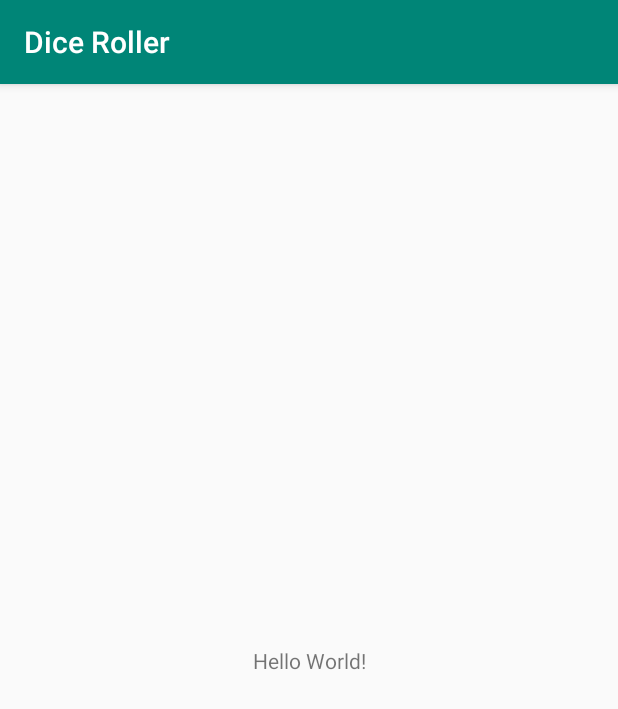
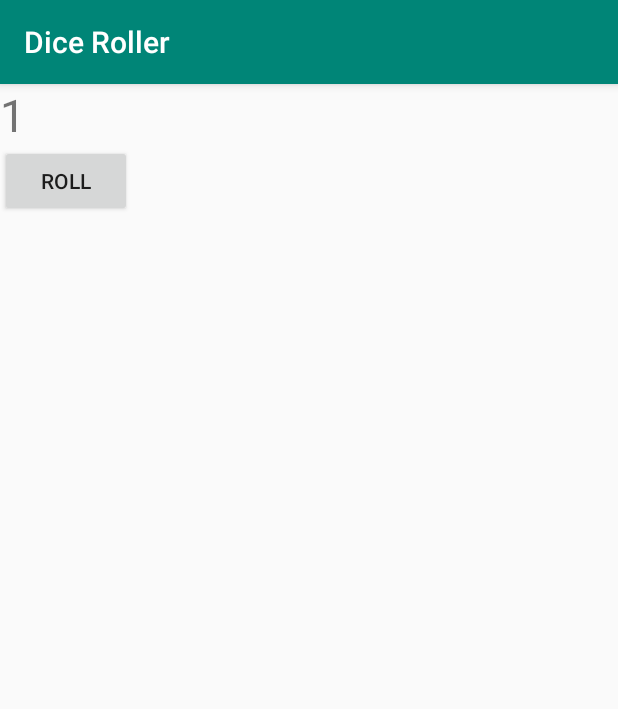
Before and after one commit to berneymark/DiceRoller, an Android app: the screen it shows after launch (MainActivity), on a phone screen of 412 x 824 dp. Shown: the top 709 px of the screen. Run offline under Robolectric (Android 15) with nearby library versions, the phone set to English and light mode, and no system bars.

Commit message:
Added button and text

```diff
--- a/app/src/main/res/layout/activity_main.xml
+++ b/app/src/main/res/layout/activity_main.xml
@@ -1,19 +1,21 @@
 <?xml version="1.0" encoding="utf-8"?>
-<androidx.constraintlayout.widget.ConstraintLayout
+<LinearLayout
     xmlns:android="http://schemas.android.com/apk/res/android"
     xmlns:tools="http://schemas.android.com/tools"
-        xmlns:app="http://schemas.android.com/apk/res-auto"
     android:layout_width="match_parent"
-        android:layout_height="match_parent"
+    android:layout_height="wrap_content"
+    android:orientation="vertical"
     tools:context=".MainActivity">
 
     <TextView
         android:layout_width="wrap_content"
         android:layout_height="wrap_content"
-            android:text="Hello World!"
-            app:layout_constraintBottom_toBottomOf="parent"
-            app:layout_constraintLeft_toLeftOf="parent"
-            app:layout_constraintRight_toRightOf="parent"
-            app:layout_constraintTop_toTopOf="parent"/>
+        android:text="1"
+        android:textSize="30sp"/>
 
-</androidx.constraintlayout.widget.ConstraintLayout>
+    <Button
+        android:layout_width="wrap_content"
+        android:layout_height="wrap_content"
+        android:text="Roll"/>
+
+</LinearLayout>
```
Lines whose indentation alone changed are shown as unchanged.
